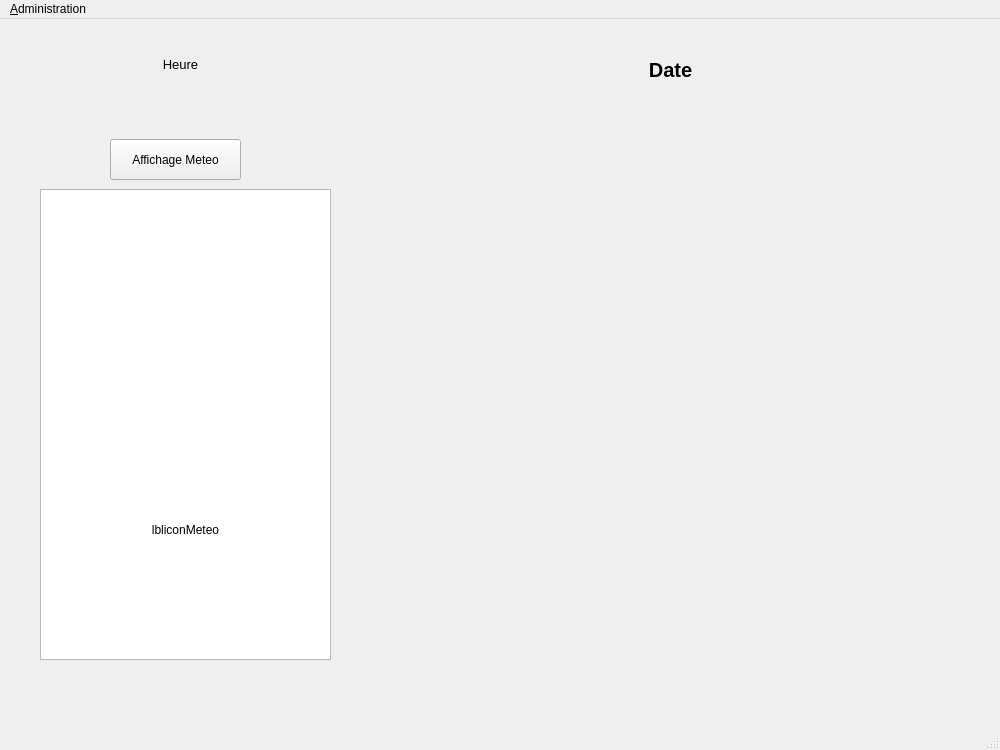
Above: StationMeteo/mainwindow.ui from SimonF2/ProjetFinal before the change. Below: the same form after it.
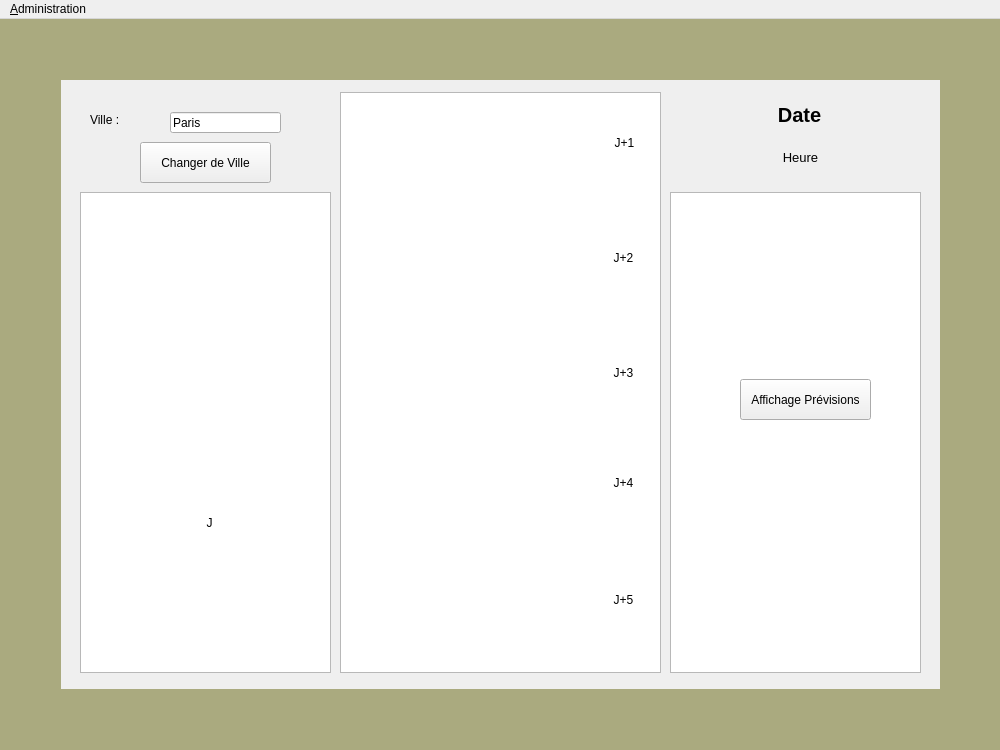
That is the form after the change.

Commit message: Ajout des prévisions météos de quelques fonctionnalités au niveau des paramètres et des icônes

Diff of the .ui file:
```diff
--- a/StationMeteo/mainwindow.ui
+++ b/StationMeteo/mainwindow.ui
@@ -17,10 +17,10 @@
    <widget class="QLabel" name="lblDate">
     <property name="geometry">
      <rect>
-      <x>470</x>
-      <y>30</y>
-      <width>401</width>
-      <height>41</height>
+      <x>679</x>
+      <y>80</y>
+      <width>241</width>
+      <height>31</height>
      </rect>
     </property>
     <property name="font">
@@ -41,32 +41,53 @@
    <widget class="QPushButton" name="BtnMeteo">
     <property name="geometry">
      <rect>
-      <x>110</x>
-      <y>120</y>
+      <x>140</x>
+      <y>123</y>
       <width>131</width>
       <height>41</height>
      </rect>
     </property>
     <property name="text">
-     <string>Affichage Meteo</string>
+     <string>Changer de Ville</string>
     </property>
    </widget>
    <widget class="QPlainTextEdit" name="plainTextMeteo">
     <property name="geometry">
      <rect>
-      <x>40</x>
-      <y>170</y>
-      <width>291</width>
-      <height>471</height>
+      <x>80</x>
+      <y>173</y>
+      <width>251</width>
+      <height>481</height>
      </rect>
     </property>
+    <property name="frameShape">
+     <enum>QFrame::StyledPanel</enum>
+    </property>
+    <property name="frameShadow">
+     <enum>QFrame::Sunken</enum>
+    </property>
+    <property name="lineWidth">
+     <number>1</number>
+    </property>
+    <property name="midLineWidth">
+     <number>0</number>
+    </property>
+    <property name="documentTitle">
+     <string/>
+    </property>
+    <property name="backgroundVisible">
+     <bool>false</bool>
+    </property>
+    <property name="centerOnScroll">
+     <bool>false</bool>
+    </property>
    </widget>
    <widget class="QLabel" name="lbliconmeteo">
     <property name="geometry">
      <rect>
-      <x>70</x>
-      <y>400</y>
-      <width>231</width>
+      <x>99</x>
+      <y>393</y>
+      <width>221</width>
       <height>221</height>
      </rect>
     </property>
@@ -74,7 +95,10 @@
      <bool>false</bool>
     </property>
     <property name="text">
-     <string>lbliconMeteo</string>
+     <string>J</string>
+    </property>
+    <property name="textFormat">
+     <enum>Qt::AutoText</enum>
     </property>
     <property name="scaledContents">
      <bool>true</bool>
@@ -82,12 +106,15 @@
     <property name="alignment">
      <set>Qt::AlignCenter</set>
     </property>
+    <property name="margin">
+     <number>0</number>
+    </property>
    </widget>
    <widget class="QLabel" name="lblHeure">
     <property name="geometry">
      <rect>
-      <x>60</x>
-      <y>30</y>
+      <x>680</x>
+      <y>123</y>
       <width>241</width>
       <height>31</height>
      </rect>
@@ -101,12 +128,420 @@
      <string>Heure</string>
     </property>
     <property name="scaledContents">
+     <bool>true</bool>
+    </property>
+    <property name="alignment">
+     <set>Qt::AlignCenter</set>
+    </property>
+   </widget>
+   <widget class="QPushButton" name="BtnPrevisions">
+    <property name="geometry">
+     <rect>
+      <x>740</x>
+      <y>360</y>
+      <width>131</width>
+      <height>41</height>
+     </rect>
+    </property>
+    <property name="text">
+     <string>Affichage Prévisions</string>
+    </property>
+   </widget>
+   <widget class="QPlainTextEdit" name="plainTextMer">
+    <property name="geometry">
+     <rect>
+      <x>670</x>
+      <y>173</y>
+      <width>251</width>
+      <height>481</height>
+     </rect>
+    </property>
+    <property name="frameShape">
+     <enum>QFrame::StyledPanel</enum>
+    </property>
+    <property name="frameShadow">
+     <enum>QFrame::Sunken</enum>
+    </property>
+    <property name="lineWidth">
+     <number>1</number>
+    </property>
+    <property name="midLineWidth">
+     <number>0</number>
+    </property>
+    <property name="documentTitle">
+     <string/>
+    </property>
+    <property name="backgroundVisible">
      <bool>false</bool>
     </property>
+    <property name="centerOnScroll">
+     <bool>false</bool>
+    </property>
+   </widget>
+   <widget class="QPlainTextEdit" name="Cadre_2">
+    <property name="geometry">
+     <rect>
+      <x>0</x>
+      <y>670</y>
+      <width>1001</width>
+      <height>61</height>
+     </rect>
+    </property>
+    <property name="styleSheet">
+     <string notr="true">background-color: rgb(170, 170, 127);</string>
+    </property>
+    <property name="frameShape">
+     <enum>QFrame::NoFrame</enum>
+    </property>
+    <property name="frameShadow">
+     <enum>QFrame::Sunken</enum>
+    </property>
+    <property name="lineWidth">
+     <number>1</number>
+    </property>
+    <property name="midLineWidth">
+     <number>0</number>
+    </property>
+    <property name="documentTitle">
+     <string/>
+    </property>
+    <property name="readOnly">
+     <bool>true</bool>
+    </property>
+    <property name="backgroundVisible">
+     <bool>false</bool>
+    </property>
+    <property name="centerOnScroll">
+     <bool>false</bool>
+    </property>
+   </widget>
+   <widget class="QPlainTextEdit" name="Cadre_4">
+    <property name="geometry">
+     <rect>
+      <x>0</x>
+      <y>0</y>
+      <width>1001</width>
+      <height>61</height>
+     </rect>
+    </property>
+    <property name="styleSheet">
+     <string notr="true">background-color: rgb(170, 170, 127);</string>
+    </property>
+    <property name="frameShape">
+     <enum>QFrame::NoFrame</enum>
+    </property>
+    <property name="frameShadow">
+     <enum>QFrame::Plain</enum>
+    </property>
+    <property name="lineWidth">
+     <number>0</number>
+    </property>
+    <property name="midLineWidth">
+     <number>0</number>
+    </property>
+    <property name="documentTitle">
+     <string/>
+    </property>
+    <property name="readOnly">
+     <bool>true</bool>
+    </property>
+    <property name="backgroundVisible">
+     <bool>false</bool>
+    </property>
+    <property name="centerOnScroll">
+     <bool>false</bool>
+    </property>
+   </widget>
+   <widget class="QPlainTextEdit" name="Cadre_3">
+    <property name="geometry">
+     <rect>
+      <x>0</x>
+      <y>60</y>
+      <width>61</width>
+      <height>611</height>
+     </rect>
+    </property>
+    <property name="styleSheet">
+     <string notr="true">background-color: rgb(170, 170, 127);</string>
+    </property>
+    <property name="frameShape">
+     <enum>QFrame::NoFrame</enum>
+    </property>
+    <property name="frameShadow">
+     <enum>QFrame::Sunken</enum>
+    </property>
+    <property name="lineWidth">
+     <number>1</number>
+    </property>
+    <property name="midLineWidth">
+     <number>0</number>
+    </property>
+    <property name="documentTitle">
+     <string/>
+    </property>
+    <property name="readOnly">
+     <bool>true</bool>
+    </property>
+    <property name="backgroundVisible">
+     <bool>false</bool>
+    </property>
+    <property name="centerOnScroll">
+     <bool>false</bool>
+    </property>
+   </widget>
+   <widget class="QPlainTextEdit" name="Cadre_1">
+    <property name="geometry">
+     <rect>
+      <x>940</x>
+      <y>60</y>
+      <width>61</width>
+      <height>611</height>
+     </rect>
+    </property>
+    <property name="styleSheet">
+     <string notr="true">background-color: rgb(170, 170, 127);</string>
+    </property>
+    <property name="frameShape">
+     <enum>QFrame::NoFrame</enum>
+    </property>
+    <property name="frameShadow">
+     <enum>QFrame::Sunken</enum>
+    </property>
+    <property name="lineWidth">
+     <number>1</number>
+    </property>
+    <property name="midLineWidth">
+     <number>0</number>
+    </property>
+    <property name="documentTitle">
+     <string/>
+    </property>
+    <property name="readOnly">
+     <bool>true</bool>
+    </property>
+    <property name="backgroundVisible">
+     <bool>false</bool>
+    </property>
+    <property name="centerOnScroll">
+     <bool>false</bool>
+    </property>
+   </widget>
+   <widget class="QLabel" name="labelVille">
+    <property name="geometry">
+     <rect>
+      <x>90</x>
+      <y>93</y>
+      <width>55</width>
+      <height>16</height>
+     </rect>
+    </property>
+    <property name="text">
+     <string>Ville : </string>
+    </property>
+   </widget>
+   <widget class="QLineEdit" name="lineEditVille">
+    <property name="geometry">
+     <rect>
+      <x>170</x>
+      <y>93</y>
+      <width>111</width>
+      <height>21</height>
+     </rect>
+    </property>
+    <property name="text">
+     <string>Paris</string>
+    </property>
+   </widget>
+   <widget class="QPlainTextEdit" name="plainTextPrevisions">
+    <property name="geometry">
+     <rect>
+      <x>340</x>
+      <y>73</y>
+      <width>321</width>
+      <height>581</height>
+     </rect>
+    </property>
+    <property name="frameShape">
+     <enum>QFrame::StyledPanel</enum>
+    </property>
+    <property name="frameShadow">
+     <enum>QFrame::Sunken</enum>
+    </property>
+    <property name="lineWidth">
+     <number>1</number>
+    </property>
+    <property name="midLineWidth">
+     <number>0</number>
+    </property>
+    <property name="documentTitle">
+     <string/>
+    </property>
+    <property name="backgroundVisible">
+     <bool>false</bool>
+    </property>
+    <property name="centerOnScroll">
+     <bool>false</bool>
+    </property>
+   </widget>
+   <widget class="QLabel" name="iconeJ1">
+    <property name="geometry">
+     <rect>
+      <x>589</x>
+      <y>93</y>
+      <width>71</width>
+      <height>61</height>
+     </rect>
+    </property>
+    <property name="sizePolicy">
+     <sizepolicy hsizetype="Preferred" vsizetype="MinimumExpanding">
+      <horstretch>0</horstretch>
+      <verstretch>0</verstretch>
+     </sizepolicy>
+    </property>
+    <property name="lineWidth">
+     <number>0</number>
+    </property>
+    <property name="text">
+     <string>J+1</string>
+    </property>
+    <property name="scaledContents">
+     <bool>true</bool>
+    </property>
     <property name="alignment">
      <set>Qt::AlignCenter</set>
     </property>
    </widget>
+   <widget class="QLabel" name="iconeJ2">
+    <property name="geometry">
+     <rect>
+      <x>588</x>
+      <y>208</y>
+      <width>71</width>
+      <height>61</height>
+     </rect>
+    </property>
+    <property name="sizePolicy">
+     <sizepolicy hsizetype="Preferred" vsizetype="MinimumExpanding">
+      <horstretch>0</horstretch>
+      <verstretch>0</verstretch>
+     </sizepolicy>
+    </property>
+    <property name="lineWidth">
+     <number>0</number>
+    </property>
+    <property name="text">
+     <string>J+2</string>
+    </property>
+    <property name="scaledContents">
+     <bool>true</bool>
+    </property>
+    <property name="alignment">
+     <set>Qt::AlignCenter</set>
+    </property>
+   </widget>
+   <widget class="QLabel" name="iconeJ3">
+    <property name="geometry">
+     <rect>
+      <x>588</x>
+      <y>323</y>
+      <width>71</width>
+      <height>61</height>
+     </rect>
+    </property>
+    <property name="sizePolicy">
+     <sizepolicy hsizetype="Preferred" vsizetype="MinimumExpanding">
+      <horstretch>0</horstretch>
+      <verstretch>0</verstretch>
+     </sizepolicy>
+    </property>
+    <property name="lineWidth">
+     <number>0</number>
+    </property>
+    <property name="text">
+     <string>J+3</string>
+    </property>
+    <property name="scaledContents">
+     <bool>true</bool>
+    </property>
+    <property name="alignment">
+     <set>Qt::AlignCenter</set>
+    </property>
+   </widget>
+   <widget class="QLabel" name="iconeJ4">
+    <property name="geometry">
+     <rect>
+      <x>588</x>
+      <y>433</y>
+      <width>71</width>
+      <height>61</height>
+     </rect>
+    </property>
+    <property name="sizePolicy">
+     <sizepolicy hsizetype="Preferred" vsizetype="MinimumExpanding">
+      <horstretch>0</horstretch>
+      <verstretch>0</verstretch>
+     </sizepolicy>
+    </property>
+    <property name="lineWidth">
+     <number>0</number>
+    </property>
+    <property name="text">
+     <string>J+4</string>
+    </property>
+    <property name="scaledContents">
+     <bool>true</bool>
+    </property>
+    <property name="alignment">
+     <set>Qt::AlignCenter</set>
+    </property>
+   </widget>
+   <widget class="QLabel" name="iconeJ5">
+    <property name="geometry">
+     <rect>
+      <x>588</x>
+      <y>550</y>
+      <width>71</width>
+      <height>61</height>
+     </rect>
+    </property>
+    <property name="sizePolicy">
+     <sizepolicy hsizetype="Preferred" vsizetype="MinimumExpanding">
+      <horstretch>0</horstretch>
+      <verstretch>0</verstretch>
+     </sizepolicy>
+    </property>
+    <property name="lineWidth">
+     <number>0</number>
+    </property>
+    <property name="text">
+     <string>J+5</string>
+    </property>
+    <property name="scaledContents">
+     <bool>true</bool>
+    </property>
+    <property name="alignment">
+     <set>Qt::AlignCenter</set>
+    </property>
+   </widget>
+   <zorder>plainTextPrevisions</zorder>
+   <zorder>iconeJ1</zorder>
+   <zorder>iconeJ2</zorder>
+   <zorder>iconeJ3</zorder>
+   <zorder>iconeJ4</zorder>
+   <zorder>iconeJ5</zorder>
+   <zorder>plainTextMer</zorder>
+   <zorder>plainTextMeteo</zorder>
+   <zorder>lblDate</zorder>
+   <zorder>BtnMeteo</zorder>
+   <zorder>lbliconmeteo</zorder>
+   <zorder>lblHeure</zorder>
+   <zorder>BtnPrevisions</zorder>
+   <zorder>Cadre_2</zorder>
+   <zorder>Cadre_4</zorder>
+   <zorder>Cadre_3</zorder>
+   <zorder>labelVille</zorder>
+   <zorder>lineEditVille</zorder>
+   <zorder>Cadre_1</zorder>
   </widget>
   <widget class="QMenuBar" name="menubar">
    <property name="geometry">
@@ -126,7 +561,6 @@
    </widget>
    <addaction name="menuFichier"/>
   </widget>
-  <widget class="QStatusBar" name="statusbar"/>
   <action name="action_Administration">
    <property name="text">
     <string>&amp;Paramètres</string>
```
Left out of the diff: 3 changed lines with no effect on the pictures. The commit also changes 19 other files.
